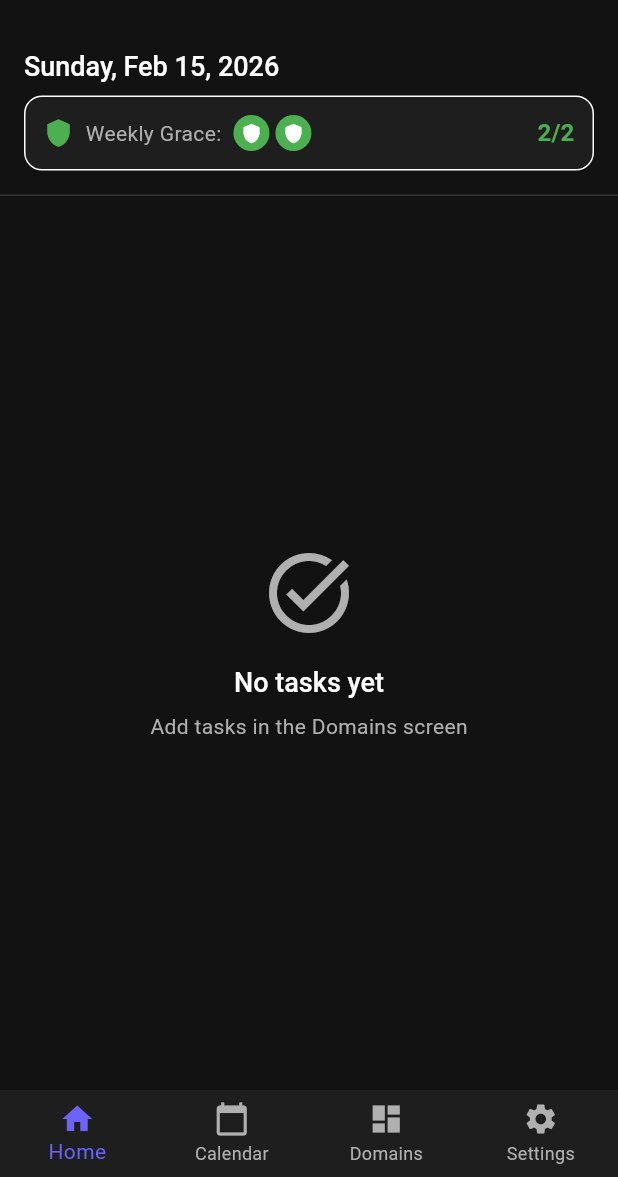
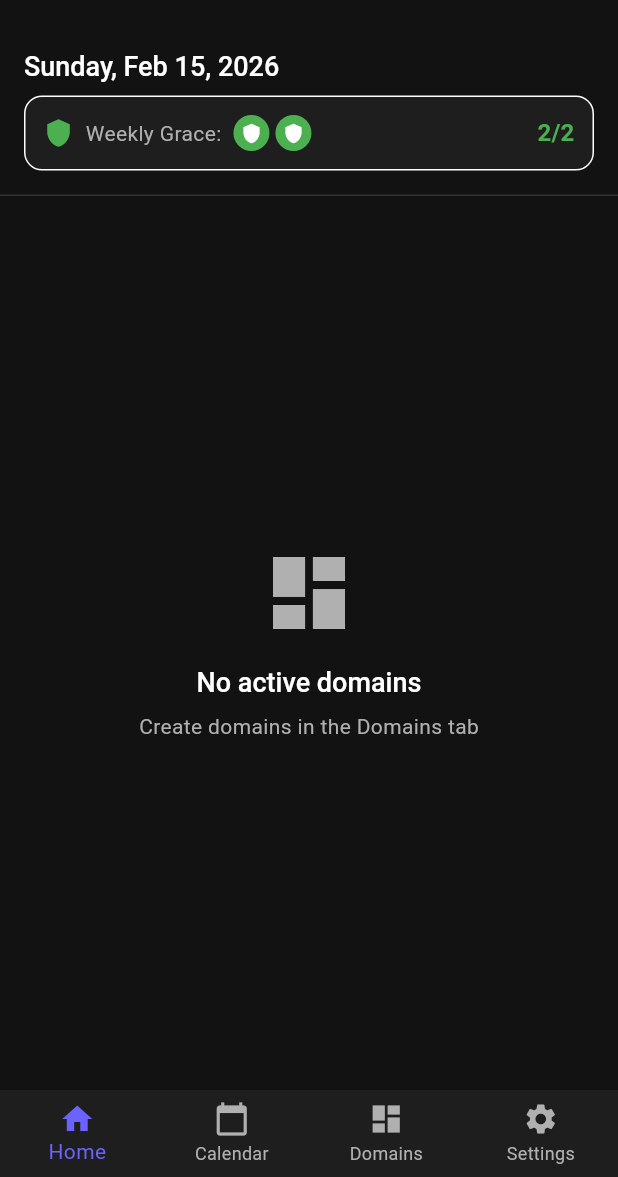
Before and after one commit to DevXOmar/Igris, a Flutter app: the screen it shows after launch, on a phone screen of 412 x 824 dp, the part 59-1236 px from its top. Run offline on Flutter 3.47's test engine with Material 3 defaults, Android fonts, the phone set to English and light mode, and no system bars; our stand-ins replace flutter_riverpod, hive, hive_flutter, table_calendar; accounts and stored records are empty; generated files the repository leaves out were written again.

Commit message:
homepage #1

```diff
--- a/lib/providers/task_provider.dart
+++ b/lib/providers/task_provider.dart
@@ -1,7 +1,9 @@
 import 'package:flutter_riverpod/flutter_riverpod.dart';
 import '../models/task.dart';
+import '../models/domain.dart';
 import '../services/task_service.dart';
 import 'domain_provider.dart';
+import 'daily_log_provider.dart';
 
 /// State class for Task management
 /// Holds all tasks and provides filtering methods
@@ -124,3 +126,61 @@ final todayTasksProvider = Provider<List<Task>>((ref) {
 
   return todayTasks;
 });
+
+/// Provider for computing today's progress per domain
+/// Returns a Map<Domain, double> where double is completion percentage (0.0 to 1.0)
+///
+/// How it works:
+/// 1. Gets all active domains
+/// 2. For each domain, gets today's tasks for that domain
+/// 3. Counts total tasks and completed tasks (from DailyLog)
+/// 4. Computes progress = completed / total (or 0 if no tasks)
+///
+/// UI updates automatically when:
+/// - User completes/uncompletes a task -> dailyLogProvider changes
+/// - User adds/removes tasks -> taskProvider changes
+/// - Domain is activated/deactivated -> domainProvider changes
+final todayProgressProvider = Provider<Map<Domain, double>>((ref) {
+  final domainState = ref.watch(domainProvider);
+  final taskState = ref.watch(taskProvider);
+  final logState = ref.watch(dailyLogProvider);
+
+  final progressMap = <Domain, double>{};
+
+  // Debug print
+  print('=== TODAY PROGRESS CALCULATION ===');
+  print('Active domains count: ${domainState.activeDomains.length}');
+
+  // Calculate progress for each active domain
+  for (final domain in domainState.activeDomains) {
+    // Get all tasks for this domain that should appear today
+    final domainTasks = taskState.tasks.where((task) =>
+      task.domainId == domain.id
+    ).toList();
+
+    print('Domain: ${domain.name}, Total tasks: ${domainTasks.length}');
+
+    // If no tasks, progress is 0
+    if (domainTasks.isEmpty) {
+      progressMap[domain] = 0.0;
+      print('  -> Progress: 0.0 (no tasks)');
+      continue;
+    }
+
+    // Count how many tasks are completed today
+    final completedCount = domainTasks.where((task) =>
+      logState.isTaskCompletedToday(task.id)
+    ).length;
+
+    print('  -> Completed: $completedCount / ${domainTasks.length}');
+
+    // Calculate progress as percentage (0.0 to 1.0)
+    final progress = completedCount / domainTasks.length;
+    progressMap[domain] = progress;
+    print('  -> Progress: $progress');
+  }
+
+  print('=== END PROGRESS CALCULATION ===\n');
+
+  return progressMap;
+});
--- a/lib/screens/home/home_content.dart
+++ b/lib/screens/home/home_content.dart
@@ -1,25 +1,40 @@
 import 'package:flutter/material.dart';
 import 'package:flutter_riverpod/flutter_riverpod.dart';
 import '../../providers/task_provider.dart';
-import '../../providers/daily_log_provider.dart';
-import '../../providers/domain_provider.dart';
 import '../../core/utils/date_utils.dart' as app_date_utils;
-import '../../widgets/task_item.dart';
 import '../../widgets/grace_tokens_display.dart';
+import '../../widgets/domain_progress_bar.dart';
+import '../../widgets/domain_tasks_bottom_sheet.dart';
 
-/// Home content showing today's tasks and grace tokens
+/// Home content showing today's progress per domain as horizontal bars
+///
+/// Visual Design:
+/// - ListView with horizontal progress bars
+/// - Each row shows a horizontal progress bar for one domain
+/// - Bars fill from left to right based on completion percentage
+/// - Tapping a bar opens bottom sheet with tasks
+///
+/// Data Flow:
+/// - Watches todayProgressProvider (Map<Domain, double>)
+/// - Provider auto-recalculates when:
+///   * Tasks are completed/uncompleted
+///   * Tasks are added/removed
+///   * Domains are activated/deactivated
+/// - UI rebuilds automatically via Riverpod
 class HomeContent extends ConsumerWidget {
   const HomeContent({super.key});
 
   @override
   Widget build(BuildContext context, WidgetRef ref) {
-    // Watch today's tasks (automatically includes recurring tasks and filters by active domains)
-    final tasks = ref.watch(todayTasksProvider);
-    final logState = ref.watch(dailyLogProvider);
-    final domainState = ref.watch(domainProvider);
+    // Watch progress map - rebuilds when any task completion changes
+    final progressMap = ref.watch(todayProgressProvider);
 
     final today = app_date_utils.DateUtils.today;
     final todayFormatted = app_date_utils.DateUtils.formatDateLong(today);
+
+    // Get domains sorted by name for consistent grid layout
+    final domains = progressMap.keys.toList()
+      ..sort((a, b) => a.name.compareTo(b.name));
 
     return Scaffold(
       appBar: AppBar(
@@ -48,55 +63,79 @@ class HomeContent extends ConsumerWidget {
 
             const Divider(height: 1),
 
-            // Tasks list
+            // Progress bars grid
             Expanded(
-              child: tasks.isEmpty
-                  ? Center(
-                      child: Column(
-                        mainAxisAlignment: MainAxisAlignment.center,
-                        children: [
-                          Icon(
-                            Icons.task_alt,
-                            size: 64,
-                            color: Theme.of(context).textTheme.bodyMedium?.color,
-                          ),
-                          const SizedBox(height: 16),
-                          Text(
-                            'No tasks yet',
-                            style: Theme.of(context).textTheme.titleLarge,
-                          ),
-                          const SizedBox(height: 8),
-                          Text(
-                            'Add tasks in the Domains screen',
-                            style: Theme.of(context).textTheme.bodyMedium,
-                          ),
-                        ],
-                      ),
-                    )
-                  : ListView.builder(
-                      padding: const EdgeInsets.all(16),
-                      itemCount: tasks.length,
-                      itemBuilder: (context, index) {
-                        final task = tasks[index];
-                        final domain = domainState.getDomainById(task.domainId);
-                        final isCompleted = logState.isTaskCompletedToday(task.id);
-
-                        return TaskItem(
-                          task: task,
-                          domain: domain,
-                          isCompleted: isCompleted,
-                          onToggle: () {
-                            // Toggle task completion and update domain strength
-                            ref.read(dailyLogProvider.notifier)
-                                .toggleTaskCompletion(task.id, task.domainId);
-                          },
-                        );
-                      },
-                    ),
+              child: domains.isEmpty
+                  ? _buildEmptyState(context)
+                  : _buildProgressList(context, ref, domains, progressMap),
             ),
           ],
         ),
       ),
     );
   }
+
+  /// Empty state when no active domains
+  Widget _buildEmptyState(BuildContext context) {
+    return Center(
+      child: Column(
+        mainAxisAlignment: MainAxisAlignment.center,
+        children: [
+          Icon(
+            Icons.dashboard,
+            size: 64,
+            color: Theme.of(context).textTheme.bodyMedium?.color,
+          ),
+          const SizedBox(height: 16),
+          Text(
+            'No active domains',
+            style: Theme.of(context).textTheme.titleLarge,
+          ),
+          const SizedBox(height: 8),
+          Text(
+            'Create domains in the Domains tab',
+            style: Theme.of(context).textTheme.bodyMedium,
+          ),
+        ],
+      ),
+    );
+  }
+
+  /// List of horizontal progress bars
+  /// One bar per domain, stacked vertically
+  Widget _buildProgressList(
+    BuildContext context,
+    WidgetRef ref,
+    List domains,
+    Map progressMap,
+  ) {
+    return ListView.builder(
+      padding: const EdgeInsets.all(16),
+      itemCount: domains.length,
+      itemBuilder: (context, index) {
+        final domain = domains[index];
+        final progress = progressMap[domain] ?? 0.0;
+
+        return DomainProgressBar(
+          domain: domain,
+          progress: progress,
+          onTap: () {
+            // Show tasks bottom sheet when bar is tapped
+            _showDomainTasks(context, domain);
+          },
+        );
+      },
+    );
+  }
+
+  /// Show bottom sheet with tasks for the selected domain
+  /// Changes made in bottom sheet update UI instantly via Riverpod
+  void _showDomainTasks(BuildContext context, domain) {
+    showModalBottomSheet(
+      context: context,
+      isScrollControlled: true,
+      backgroundColor: Colors.transparent,
+      builder: (context) => DomainTasksBottomSheet(domain: domain),
+    );
+  }
 }
```
Also changed, not shown: lib/widgets/domain_progress_bar.dart (added, +111 -0 lines), lib/widgets/domain_tasks_bottom_sheet.dart (added, +254 -0 lines), 31 other files.
